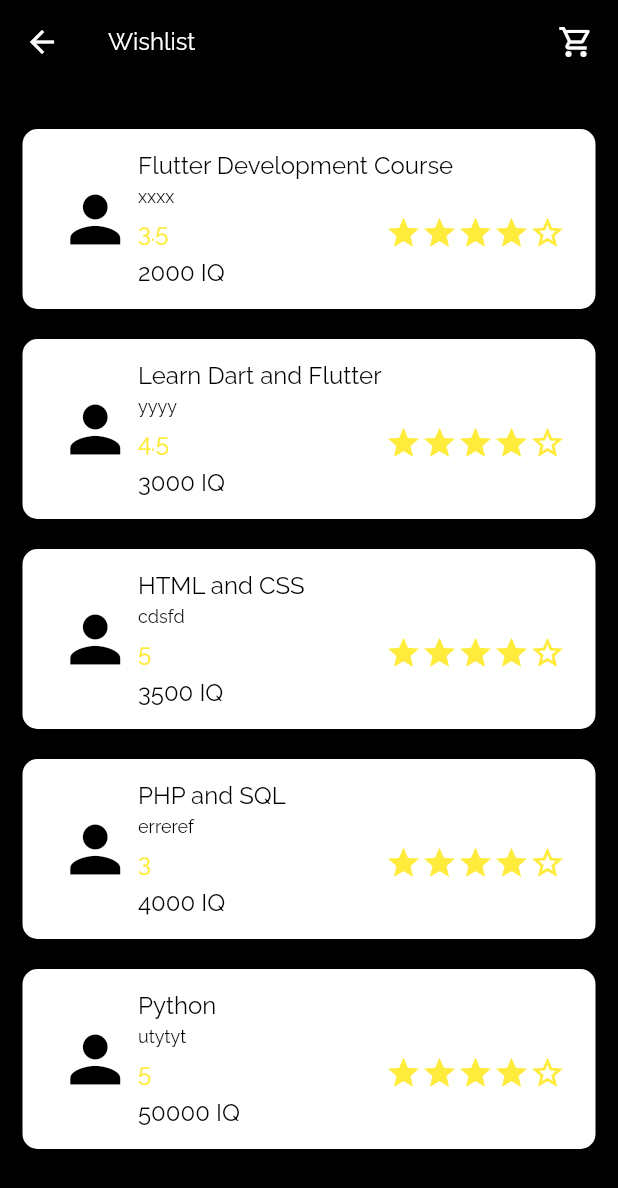
After one commit to mowafiq/udemy_project, a Flutter app: the WishList screen opened directly, on a phone screen of 412 x 824 dp. The commit adds this screen. Shown: the top 1188 px of the screen. Run offline on Flutter 3.47's test engine with Material 2 defaults, Android fonts, the phone set to English and light mode, and no system bars; our stand-ins replace font_awesome_flutter, google_fonts; missing offline and left inert: dart:html.

Commit message:
mowafiq add some code

```diff
--- /dev/null
+++ b/lib/Mowafiq/View/wishlist.dart
@@ -0,0 +1,138 @@
+import 'package:flutter/material.dart';
+import 'package:udemy_project/Mowafiq/constant/theme.dart';
+import 'package:udemy_project/Mowafiq/model/wishlist.dart';
+
+class WishList extends StatelessWidget {
+  const WishList({super.key});
+
+  @override
+  Widget build(BuildContext context) {
+    return Scaffold(
+      backgroundColor: primaryColor,
+      appBar: AppBar(
+        backgroundColor: primaryColor,
+        elevation: 0,
+        title: Row(
+          mainAxisAlignment: MainAxisAlignment.spaceBetween,
+          children: [
+            Text(
+              'Wishlist',
+              style: customStyle,
+            ),
+            const Icon(
+              Icons.shopping_cart_outlined,
+              color: secColor,
+            ),
+          ],
+        ),
+      ),
+      body: Padding(
+          padding: const EdgeInsets.symmetric(horizontal: 15, vertical: 20),
+          child: ListView.builder(
+              itemCount: 5,
+              itemBuilder: (context, index) {
+                return  CustomList(
+                  title: wishList[index].title,
+                  author: wishList[index].author,
+                  rate: wishList[index].rate,
+                  price: wishList[index].price,
+                );
+              })),
+    );
+  }
+}
+
+class CustomList extends StatelessWidget {
+  final String title, author, rate;
+  final int price;
+  const CustomList({
+    Key? key,
+    required this.title,
+    required this.author,
+    required this.price,
+    required this.rate,
+  }) : super(key: key);
+
+  @override
+  Widget build(BuildContext context) {
+    return Container(
+      padding: const EdgeInsets.symmetric(horizontal: 20, vertical: 10),
+      margin: const EdgeInsets.symmetric(vertical: 10),
+      width: double.infinity,
+      height: 120,
+      decoration: BoxDecoration(
+          color: secColor, borderRadius: BorderRadius.circular(10)),
+      child: Row(
+        mainAxisAlignment: MainAxisAlignment.start,
+        children: [
+          const Expanded(
+            flex: 1,
+            child: Icon(
+              Icons.person,
+              color: primaryColor,
+              size: 50,
+            ),
+          ),
+          Expanded(
+            flex: 5,
+            child: Column(
+              crossAxisAlignment: CrossAxisAlignment.start,
+              mainAxisAlignment: MainAxisAlignment.spaceEvenly,
+              children: [
+                FittedBox(
+                  fit: BoxFit.fill,
+                  child: Text(
+                    title,
+                    style: customStyle.copyWith(color: primaryColor),
+                  ),
+                ),
+                Text(
+                  author,
+                  style:
+                      customStyle.copyWith(color: primaryColor, fontSize: 12),
+                ),
+                Row(
+                  mainAxisAlignment: MainAxisAlignment.spaceBetween,
+                  children: [
+                    Text(
+                      rate,
+                      style: customStyle.copyWith(color: Colors.yellow),
+                    ),
+                    Row(
+                      children: const [
+                        Icon(
+                          Icons.star,
+                          color: Colors.yellow,
+                        ),
+                        Icon(
+                          Icons.star,
+                          color: Colors.yellow,
+                        ),
+                        Icon(
+                          Icons.star,
+                          color: Colors.yellow,
+                        ),
+                        Icon(
+                          Icons.star,
+                          color: Colors.yellow,
+                        ),
+                        Icon(
+                          Icons.star_border,
+                          color: Colors.yellow,
+                        ),
+                      ],
+                    ),
+                  ],
+                ),
+                Text(
+                  '$price IQ',
+                  style: customStyle.copyWith(color: primaryColor),
+                )
+              ],
+            ),
+          )
+        ],
+      ),
+    );
+  }
+}
--- /dev/null
+++ b/lib/Mowafiq/constant/theme.dart
@@ -0,0 +1,14 @@
+import 'package:flutter/material.dart';
+import 'package:google_fonts/google_fonts.dart';
+
+const Color primaryColor = Colors.black;
+const Color secColor = Colors.white;
+const Color greyColor = Colors.grey;
+TextStyle get customStyle {
+  return GoogleFonts.raleway(
+      textStyle: const TextStyle(
+    fontSize: 16,
+    fontWeight: FontWeight.w400,
+    color: secColor,
+  ));
+}
--- /dev/null
+++ b/lib/Mowafiq/model/wishlist.dart
@@ -0,0 +1,26 @@
+class WishList{
+ String title;
+ String author;
+ String rate;
+ int price;
+
+WishList({
+ required this.title,
+ required this.author,
+ required this.rate,
+ required this.price
+
+ });
+
+}
+
+
+
+List<WishList> wishList=[
+ WishList(title: "Flutter Development Course", author: "xxxx", rate: "3.5", price: 2000),
+ WishList(title: "Learn Dart and Flutter", author: "yyyy", rate: "4.5", price: 3000),
+ WishList(title: "HTML and CSS", author: "cdsfd", rate: "5", price: 3500),
+ WishList(title: "PHP and SQL", author: "erreref", rate: "3", price: 4000),
+ WishList(title: "Python", author: "utytyt", rate: "5", price: 50000),
+
+ ];
--- a/pubspec.yaml
+++ b/pubspec.yaml
@@ -35,6 +35,9 @@ dependencies:
   # The following adds the Cupertino Icons font to your application.
   # Use with the CupertinoIcons class for iOS style icons.
   cupertino_icons: ^1.0.2
+  google_fonts: any
+  font_awesome_flutter: ^10.4.0
+
 
 dev_dependencies:
   flutter_test:
```
Also changed, not shown: lib/Mowafiq/View/setting_screen.dart (added, +144 -0 lines), lib/Mowafiq/profile_screen.dart (deleted, +0 -11 lines), lib/bhar/incourse.dart (+149 -99 lines), pubspec.lock, 1 other file.
